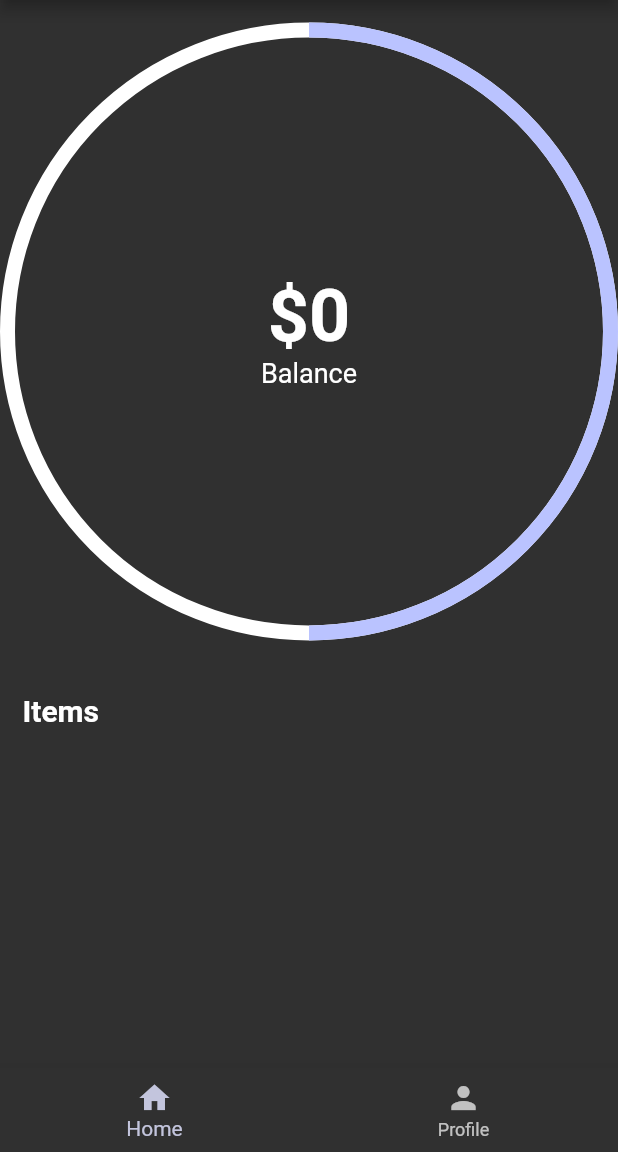
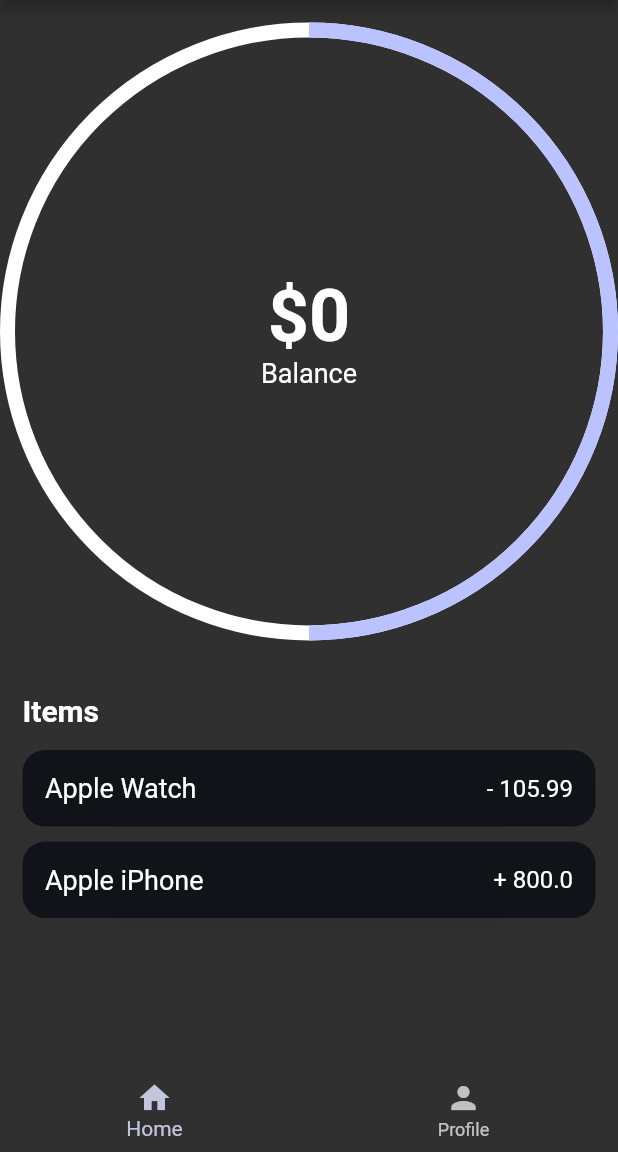
Before and after one commit to ssonhub/budget_tracker, a Flutter app: the screen it shows after launch, on a phone screen of 412 x 824 dp, the part 84-1236 px from its top. Run offline on Flutter 3.47's test engine with Material 2 defaults, Android fonts, the phone set to English and light mode, and no system bars; drawn by our look-alikes of percent_indicator.

```diff
--- a/budget_tracker/lib/pages/home_page.dart
+++ b/budget_tracker/lib/pages/home_page.dart
@@ -18,10 +18,9 @@ class HomePage extends StatelessWidget {
               Align(
                 alignment: Alignment.topCenter,
                 child: CircularPercentIndicator(
-                  // we set the radius to be half of the screen width every time
                   radius: screenSize.width / 2,
-                  lineWidth: 10.0, // how thick the line is
-                  percent: .5, // percent goes from 0 -> 1
+                  lineWidth: 10.0,
+                  percent: .5,
                   backgroundColor: Colors.white,
                   center: Column(
                     mainAxisSize: MainAxisSize.min,
@@ -37,10 +36,6 @@ class HomePage extends StatelessWidget {
                       ),
                     ],
                   ),
-                  /* To be able to use our Theme throughout the app,
-                  we can access it using Theme.of(context).colorScheme
-                  There are many fields inside the .colorScheme but here we
-                  want the primary color, so we can just say .primary */
                   progressColor: Theme.of(context).colorScheme.primary,
                 ),
               ),
@@ -53,6 +48,16 @@ class HomePage extends StatelessWidget {
               ),
               const SizedBox(
                 height: 10,
+              ),
+              const TransactionCard(
+                amount: 105.99,
+                text: "Apple Watch",
+                isExpense: true,
+              ),
+              const TransactionCard(
+                amount: 800,
+                text: "Apple iPhone",
+                isExpense: false,
               )
             ],
           ),
@@ -101,12 +106,6 @@ class TransactionCard extends StatelessWidget {
             ),
             const Spacer(),
             Text(
-              /* we used the isExpense boolean to indicate if the + or - sign
-              would appear next to the amount price
-
-              You can test it out now by calling various TransactionCard
-              inside the Column of our HomePage*/
-
               (!isExpense ? "+ " : "- ") + amount.toString(),
               style: const TextStyle(
                 fontSize: 16,
```
